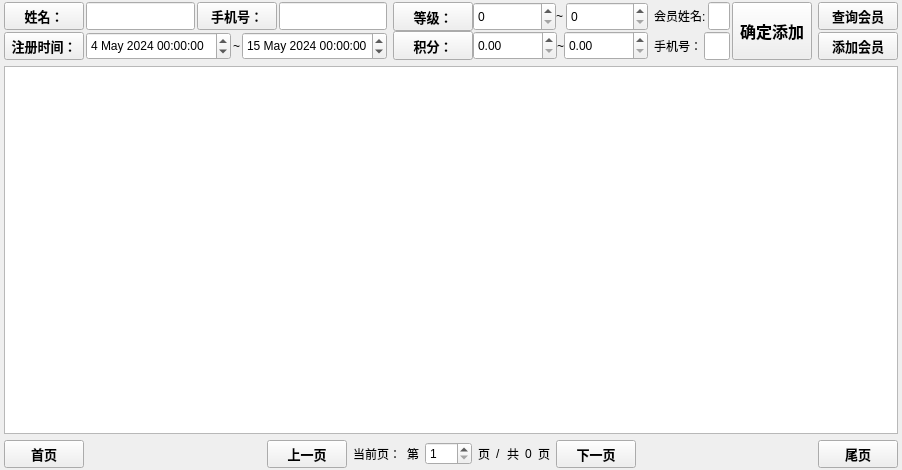
Above: view/manager/widgetvipmanager.ui from ylxcvvan/Supermarket-Commodity-Management-System before the change. Below: the same form after it.
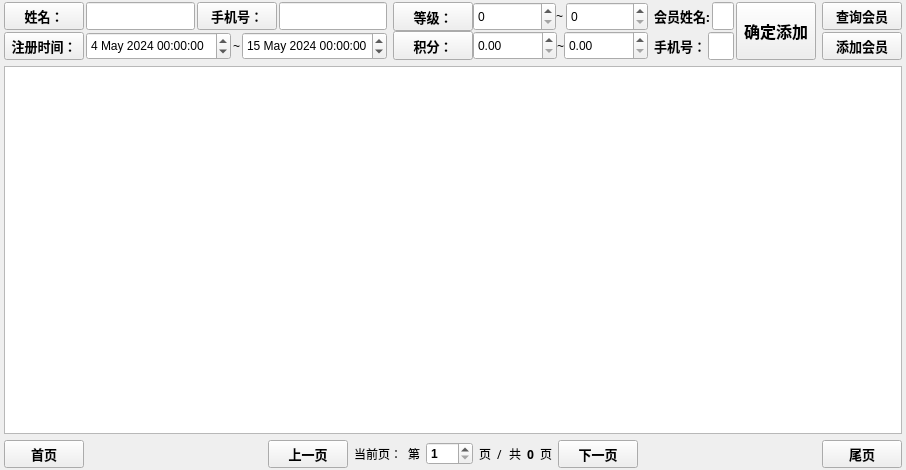
That is the form after the change. Custom widgets are drawn as their Qt base class.

Commit message: 修改了所有界面的字体和按钮大小，现在软件拥有更好的字体

What changed in the file:
```diff
--- a/view/manager/widgetvipmanager.ui
+++ b/view/manager/widgetvipmanager.ui
@@ -399,6 +399,13 @@
                   <verstretch>0</verstretch>
                  </sizepolicy>
                 </property>
+                <property name="font">
+                 <font>
+                  <family>微软雅黑</family>
+                  <pointsize>10</pointsize>
+                  <bold>true</bold>
+                 </font>
+                </property>
                 <property name="text">
                  <string>会员姓名:</string>
                 </property>
@@ -426,6 +433,13 @@
                   <verstretch>0</verstretch>
                  </sizepolicy>
                 </property>
+                <property name="font">
+                 <font>
+                  <family>微软雅黑</family>
+                  <pointsize>10</pointsize>
+                  <bold>true</bold>
+                 </font>
+                </property>
                 <property name="text">
                  <string>手机号：</string>
                 </property>
@@ -455,6 +469,7 @@
             </property>
             <property name="font">
              <font>
+              <family>微软雅黑</family>
               <pointsize>12</pointsize>
               <bold>true</bold>
              </font>
@@ -563,6 +578,7 @@
           <widget class="QtMaterialRaisedButton" name="prepage">
            <property name="font">
             <font>
+             <family>微软雅黑</family>
              <pointsize>10</pointsize>
              <bold>true</bold>
             </font>
@@ -574,6 +590,11 @@
          </item>
          <item>
           <widget class="QLabel" name="label_10">
+           <property name="font">
+            <font>
+             <family>微软雅黑</family>
+            </font>
+           </property>
            <property name="text">
             <string>当前页：</string>
            </property>
@@ -581,6 +602,11 @@
          </item>
          <item>
           <widget class="QLabel" name="label_11">
+           <property name="font">
+            <font>
+             <family>微软雅黑</family>
+            </font>
+           </property>
            <property name="text">
             <string>第</string>
            </property>
@@ -591,6 +617,11 @@
          </item>
          <item>
           <widget class="QSpinBox" name="currentPage">
+           <property name="font">
+            <font>
+             <bold>true</bold>
+            </font>
+           </property>
            <property name="minimum">
             <number>1</number>
            </property>
@@ -601,6 +632,11 @@
          </item>
          <item>
           <widget class="QLabel" name="label_12">
+           <property name="font">
+            <font>
+             <family>微软雅黑</family>
+            </font>
+           </property>
            <property name="text">
             <string>页</string>
            </property>
@@ -611,6 +647,11 @@
          </item>
          <item>
           <widget class="QLabel" name="label_13">
+           <property name="font">
+            <font>
+             <family>微软雅黑</family>
+            </font>
+           </property>
            <property name="text">
             <string>/</string>
            </property>
@@ -618,6 +659,11 @@
          </item>
          <item>
           <widget class="QLabel" name="label_14">
+           <property name="font">
+            <font>
+             <family>微软雅黑</family>
+            </font>
+           </property>
            <property name="text">
             <string>共</string>
            </property>
@@ -625,6 +671,12 @@
          </item>
          <item>
           <widget class="QLabel" name="totalpages">
+           <property name="font">
+            <font>
+             <family>微软雅黑</family>
+             <bold>true</bold>
+            </font>
+           </property>
            <property name="text">
             <string>0</string>
            </property>
@@ -632,6 +684,11 @@
          </item>
          <item>
           <widget class="QLabel" name="label_15">
+           <property name="font">
+            <font>
+             <family>微软雅黑</family>
+            </font>
+           </property>
            <property name="text">
             <string>页</string>
            </property>
@@ -641,6 +698,7 @@
           <widget class="QtMaterialRaisedButton" name="nextpage">
            <property name="font">
             <font>
+             <family>微软雅黑</family>
              <pointsize>10</pointsize>
              <bold>true</bold>
             </font>
@@ -667,6 +725,7 @@
           <widget class="QtMaterialRaisedButton" name="tailpage">
            <property name="font">
             <font>
+             <family>微软雅黑</family>
              <pointsize>10</pointsize>
              <bold>true</bold>
             </font>
```
Left out of the diff: 1 changed line with no effect on the pictures. The commit also changes 7 other files.
